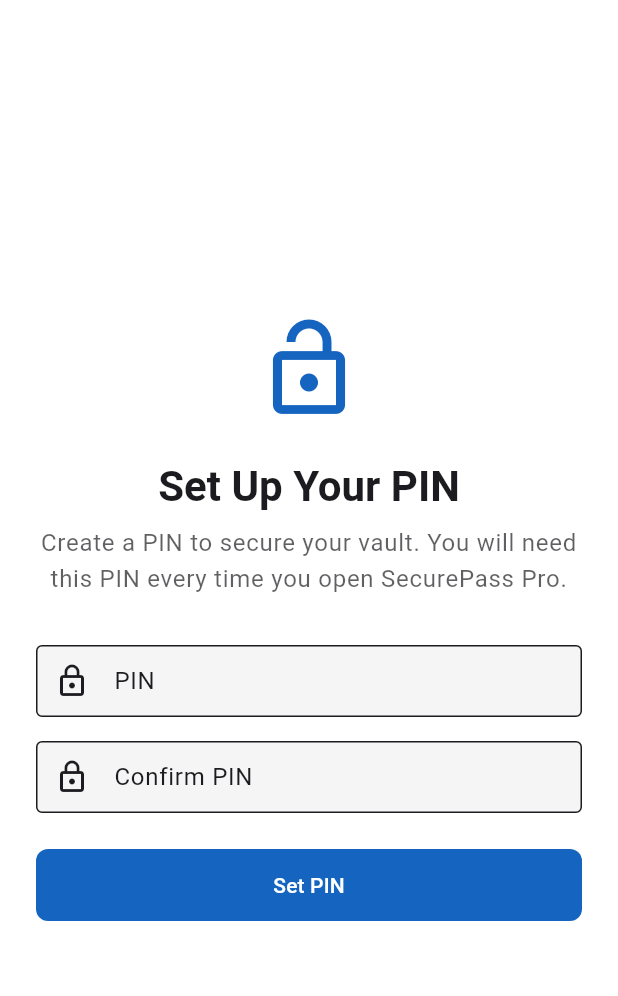
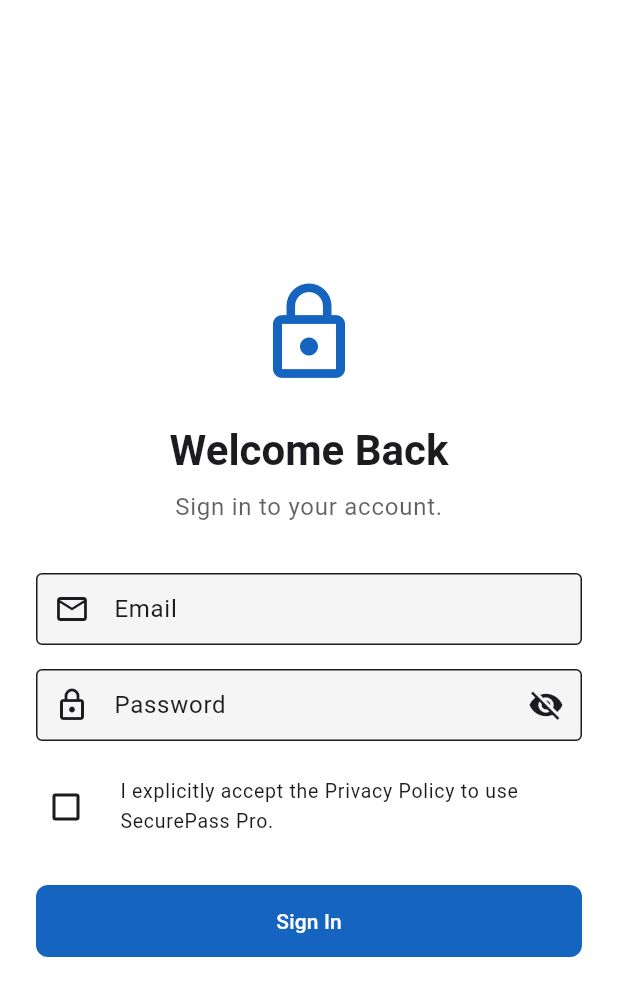
Before and after one commit to anya12forger12-max/securepass-pro, a Flutter app: the LoginScreen screen opened by its route, on a phone screen of 412 x 824 dp. Shown: the top 996 px of the screen. Run offline on Flutter 3.47's test engine with Material 3 defaults, Android fonts, the phone set to English and light mode, and no system bars; our stand-ins replace flutter_riverpod, flutter_secure_storage, go_router, google_mobile_ads, package_info_plus, shared_preferences; missing offline and left inert: cryptography; accounts and stored records are empty.

Commit message:
refactor: unify login to email/password with consent checkbox (match radhika pattern)

```diff
--- a/lib/features/login/presentation/screens/login_screen.dart
+++ b/lib/features/login/presentation/screens/login_screen.dart
@@ -14,56 +14,46 @@ class LoginScreen extends ConsumerStatefulWidget {
 }
 
 class _LoginScreenState extends ConsumerState<LoginScreen> {
-  final _pinController = TextEditingController();
-  final _confirmController = TextEditingController();
-  late final bool _isSetup =
-      PreferencesStorage.instance.getString(AppConstants.loginPinKey) == null;
+  final _formKey = GlobalKey<FormState>();
+  final _emailController = TextEditingController();
+  final _passwordController = TextEditingController();
+  var _obscurePassword = true;
+  var _privacyAccepted = false;
   String? _error;
   bool _busy = false;
 
   @override
   void dispose() {
-    _pinController.dispose();
-    _confirmController.dispose();
+    _emailController.dispose();
+    _passwordController.dispose();
     super.dispose();
   }
 
-  String _hashPin(String pin) {
-    final bytes = utf8.encode('securepass_login:$pin');
+  String _hashPassword(String email, String password) {
+    final bytes = utf8.encode('securepass_login:$email:$password');
     return base64Encode(bytes);
   }
 
-  Future<void> _submit() async {
-    final pin = _pinController.text;
-    if (pin.isEmpty) return;
-    if (_isSetup) {
-      if (pin.length < 4) {
-        setState(() => _error = 'PIN must be at least 4 digits.');
+  Future<void> _signIn() async {
+    if (!_formKey.currentState!.validate()) return;
+    if (!_privacyAccepted) {
+      ScaffoldMessenger.of(context).showSnackBar(
+        const SnackBar(
+          content: Text('You must explicitly accept the Privacy Policy to proceed.'),
+        ),
+      );
       return;
-      }
-      if (pin != _confirmController.text) {
-        setState(() => _error = 'PINs do not match.');
-        return;
-      }
     }
     setState(() {
       _busy = true;
       _error = null;
     });
-    if (_isSetup) {
-      await PreferencesStorage.instance.setString(
-        AppConstants.loginPinKey,
-        _hashPin(pin),
-      );
-      if (!mounted) return;
-      ref.read(loginStateProvider.notifier).authenticate();
-      context.go('/home');
-      return;
-    }
+    final email = _emailController.text.trim();
+    final password = _passwordController.text;
     final stored = PreferencesStorage.instance.getString(
       AppConstants.loginPinKey,
     );
-    final ok = stored != null && stored == _hashPin(pin);
+    final ok = stored != null && stored == _hashPassword(email, password);
     if (!mounted) return;
     if (ok) {
       ref.read(loginStateProvider.notifier).authenticate();
@@ -72,7 +62,7 @@ class _LoginScreenState extends ConsumerState<LoginScreen> {
     }
     setState(() {
       _busy = false;
-      _error = 'Incorrect PIN. Please try again.';
+      _error = 'Invalid email or password.';
     });
   }
 
@@ -87,25 +77,25 @@ class _LoginScreenState extends ConsumerState<LoginScreen> {
           padding: const EdgeInsets.all(24),
           child: ConstrainedBox(
             constraints: const BoxConstraints(maxWidth: 400),
+            child: Form(
+              key: _formKey,
               child: Column(
                 mainAxisAlignment: MainAxisAlignment.center,
                 children: [
                   Icon(
-                  _isSetup ? Icons.lock_open_outlined : Icons.lock_outline,
+                    Icons.lock_outline,
                     size: 72,
                     color: colorScheme.primary,
                   ),
                   const SizedBox(height: 24),
                   Text(
-                  _isSetup ? 'Set Up Your PIN' : 'Welcome Back',
+                    'Welcome Back',
                     style: theme.textTheme.headlineMedium,
                     textAlign: TextAlign.center,
                   ),
                   const SizedBox(height: 8),
                   Text(
-                  _isSetup
-                      ? 'Create a PIN to secure your vault. You will need this PIN every time you open SecurePass Pro.'
-                      : 'Enter your PIN to unlock SecurePass Pro.',
+                    'Sign in to your account.',
                     style: theme.textTheme.bodyLarge?.copyWith(
                       color: colorScheme.onSurface.withValues(alpha: 0.7),
                     ),
@@ -113,37 +103,70 @@ class _LoginScreenState extends ConsumerState<LoginScreen> {
                   ),
                   const SizedBox(height: 32),
                   Semantics(
-                  label: 'PIN input field',
-                  child: TextField(
-                    controller: _pinController,
-                    obscureText: true,
-                    keyboardType: TextInputType.number,
+                    label: 'Email input field',
+                    child: TextFormField(
+                      controller: _emailController,
+                      keyboardType: TextInputType.emailAddress,
                       textInputAction: TextInputAction.next,
                       decoration: const InputDecoration(
-                      labelText: 'PIN',
-                      prefixIcon: Icon(Icons.lock_outline),
+                        labelText: 'Email',
+                        prefixIcon: Icon(Icons.email_outlined),
                         border: OutlineInputBorder(),
                       ),
+                      validator: (value) {
+                        if (value == null || value.isEmpty) {
+                          return 'Please enter your email';
+                        }
+                        return null;
+                      },
                     ),
                   ),
-                if (_isSetup) ...[
                   const SizedBox(height: 16),
                   Semantics(
-                    label: 'Confirm PIN input field',
-                    child: TextField(
-                      controller: _confirmController,
-                      obscureText: true,
-                      keyboardType: TextInputType.number,
+                    label: 'Password input field',
+                    child: TextFormField(
+                      controller: _passwordController,
+                      obscureText: _obscurePassword,
                       textInputAction: TextInputAction.done,
-                      onSubmitted: (_) => _submit(),
-                      decoration: const InputDecoration(
-                        labelText: 'Confirm PIN',
-                        prefixIcon: Icon(Icons.lock_outline),
-                        border: OutlineInputBorder(),
+                      onFieldSubmitted: (_) => _signIn(),
+                      decoration: InputDecoration(
+                        labelText: 'Password',
+                        prefixIcon: const Icon(Icons.lock_outlined),
+                        border: const OutlineInputBorder(),
+                        suffixIcon: IconButton(
+                          icon: Icon(
+                            _obscurePassword
+                                ? Icons.visibility_off
+                                : Icons.visibility,
+                          ),
+                          onPressed: () =>
+                              setState(() => _obscurePassword = !_obscurePassword),
+                          tooltip:
+                              _obscurePassword ? 'Show password' : 'Hide password',
                         ),
                       ),
+                      validator: (value) {
+                        if (value == null || value.isEmpty) {
+                          return 'Please enter your password';
+                        }
+                        return null;
+                      },
                     ),
-                ],
+                  ),
+                  const SizedBox(height: 16),
+                  Semantics(
+                    label: 'Privacy policy consent checkbox',
+                    child: CheckboxListTile(
+                      title: const Text(
+                        'I explicitly accept the Privacy Policy to use SecurePass Pro.',
+                        style: TextStyle(fontSize: 13),
+                      ),
+                      value: _privacyAccepted,
+                      onChanged: (v) => setState(() => _privacyAccepted = v ?? false),
+                      controlAffinity: ListTileControlAffinity.leading,
+                      contentPadding: EdgeInsets.zero,
+                    ),
+                  ),
                   if (_error != null) ...[
                     const SizedBox(height: 12),
                     Semantics(
@@ -157,19 +180,19 @@ class _LoginScreenState extends ConsumerState<LoginScreen> {
                   ],
                   const SizedBox(height: 24),
                   Semantics(
-                  label: _isSetup ? 'Set PIN button' : 'Unlock button',
+                    label: 'Sign in button',
                     child: SizedBox(
                       width: double.infinity,
                       height: 48,
                       child: FilledButton(
-                      onPressed: _busy ? null : _submit,
+                        onPressed: _busy ? null : _signIn,
                         child: _busy
                             ? const SizedBox(
                                 height: 24,
                                 width: 24,
                                 child: CircularProgressIndicator(strokeWidth: 2),
                               )
-                          : Text(_isSetup ? 'Set PIN' : 'Unlock'),
+                            : const Text('Sign In'),
                       ),
                     ),
                   ),
@@ -178,6 +201,7 @@ class _LoginScreenState extends ConsumerState<LoginScreen> {
             ),
           ),
         ),
+      ),
     );
   }
 }
```
Also changed, not shown: lib/features/onboarding/presentation/screens/onboarding_screen.dart (+90 -22 lines), 1 other file. Lines whose indentation alone changed are shown as unchanged.
